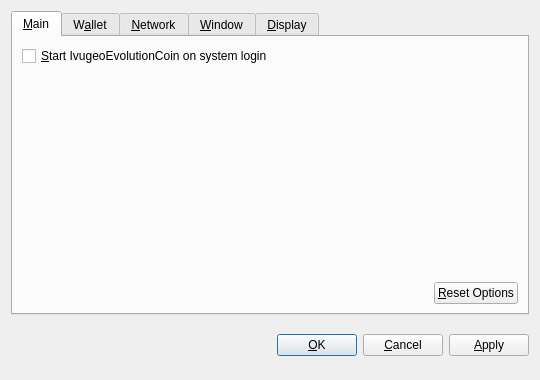
The window that src/qt/forms/optionsdialog.ui (bitspill/ieccoin) describes before a commit, drawn with Qt 5.
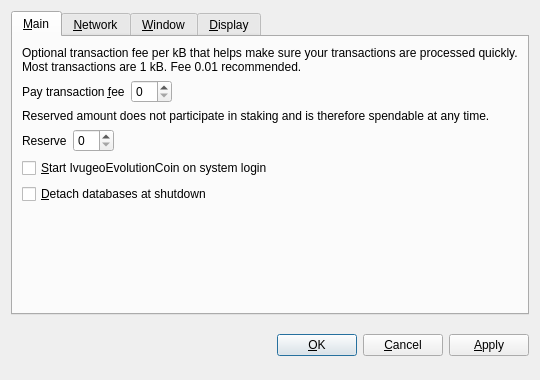
The same window after the commit. Custom widgets are drawn as their Qt base class.

Diff of the .ui file:
```diff
--- a/src/qt/forms/optionsdialog.ui
+++ b/src/qt/forms/optionsdialog.ui
@@ -31,69 +31,9 @@
       </attribute>
       <layout class="QVBoxLayout" name="verticalLayout_Main">
        <item>
-        <widget class="QCheckBox" name="bitcoinAtStartup">
-         <property name="toolTip">
-          <string>Automatically start IvugeoEvolutionCoin after logging in to the system.</string>
-         </property>
-         <property name="text">
-          <string>&amp;Start IvugeoEvolutionCoin on system login</string>
-         </property>
-        </widget>
-       </item>
-       <item>
-        <spacer name="verticalSpacer_Main">
-         <property name="orientation">
-          <enum>Qt::Vertical</enum>
-         </property>
-         <property name="sizeHint" stdset="0">
-          <size>
-           <width>20</width>
-           <height>40</height>
-          </size>
-         </property>
-        </spacer>
-       </item>
-       <item>
-        <layout class="QHBoxLayout" name="horizontalLayout_2_Main">
-         <item>
-          <spacer name="horizontalSpacer_2_Main">
-           <property name="orientation">
-            <enum>Qt::Horizontal</enum>
-           </property>
-           <property name="sizeHint" stdset="0">
-            <size>
-             <width>40</width>
-             <height>20</height>
-            </size>
-           </property>
-          </spacer>
-         </item>
-         <item>
-          <widget class="QPushButton" name="resetButton">
-           <property name="toolTip">
-            <string>Reset all client options to default.</string>
-           </property>
-           <property name="text">
-            <string>&amp;Reset Options</string>
-           </property>
-           <property name="autoDefault">
-            <bool>false</bool>
-           </property>
-          </widget>
-         </item>
-        </layout>
-       </item>
-      </layout>
-     </widget>
-     <widget class="QWidget" name="tabWallet">
-      <attribute name="title">
-       <string>W&amp;allet</string>
-      </attribute>
-      <layout class="QVBoxLayout" name="verticalLayout_Network">
-       <item>
         <widget class="QLabel" name="transactionFeeInfoLabel">
          <property name="text">
-          <string>Optional transaction fee per kB that helps make sure your transactions are processed quickly. Most transactions are 1 kB.</string>
+          <string>Optional transaction fee per kB that helps make sure your transactions are processed quickly. Most transactions are 1 kB. Fee 0.01 recommended.</string>
          </property>
          <property name="textFormat">
           <enum>Qt::PlainText</enum>
@@ -104,7 +44,7 @@
         </widget>
        </item>
        <item>
-        <layout class="QHBoxLayout" name="horizontalLayout_1_Main">
+        <layout class="QHBoxLayout" name="horizontalLayoutFee">
          <item>
           <widget class="QLabel" name="transactionFeeLabel">
            <property name="text">
@@ -137,9 +77,12 @@
         </layout>
        </item>
        <item>
-        <widget class="QLabel" name="label">
+        <widget class="QLabel" name="reserveBalanceInfoLabel">
          <property name="text">
-          <string>If you disable the spending of unconfirmed change, the change from a transaction cannot be used until that transaction has at least one confirmation. This also affects how your balance is computed.</string>
+          <string>Reserved amount does not participate in staking and is therefore spendable at any time.</string>
+         </property>
+         <property name="textFormat">
+          <enum>Qt::PlainText</enum>
          </property>
          <property name="wordWrap">
           <bool>true</bool>
@@ -147,14 +90,60 @@
         </widget>
        </item>
        <item>
-        <widget class="QCheckBox" name="spendZeroConfChange">
+        <layout class="QHBoxLayout" name="horizontalLayoutReserveBalance">
+         <item>
+          <widget class="QLabel" name="reserveBalanceLabel">
+           <property name="text">
+            <string>Reserve</string>
+           </property>
+           <property name="textFormat">
+            <enum>Qt::PlainText</enum>
+           </property>
+           <property name="buddy">
+            <cstring>reserveBalance</cstring>
+           </property>
+          </widget>
+         </item>
+         <item>
+          <widget class="BitcoinAmountField" name="reserveBalance"/>
+         </item>
+         <item>
+          <spacer name="horizontalSpacerReserveBalance">
+           <property name="orientation">
+            <enum>Qt::Horizontal</enum>
+           </property>
+           <property name="sizeHint" stdset="0">
+            <size>
+             <width>40</width>
+             <height>20</height>
+            </size>
+           </property>
+          </spacer>
+         </item>
+        </layout>
+       </item>
+       <item>
+        <widget class="QCheckBox" name="bitcoinAtStartup">
+         <property name="toolTip">
+          <string>Automatically start IvugeoEvolutionCoin after logging in to the system.</string>
+         </property>
          <property name="text">
-          <string>Spend unconfirmed change  (experts only)</string>
+          <string>&amp;Start IvugeoEvolutionCoin on system login</string>
          </property>
         </widget>
        </item>
        <item>
-        <spacer name="verticalSpacer">
+        <widget class="QCheckBox" name="detachDatabases">
+         <property name="toolTip">
+          <string>Detach block and address databases at shutdown. This means they can be moved to another data directory, but it slows down shutdown. The wallet is always detached.</string>
+         </property>
+         <property name="text">
+          <string>&amp;Detach databases at shutdown</string>
+         </property>
+        </widget>
+       </item>
+       <item>
+        <spacer name="verticalSpacer_Main">
          <property name="orientation">
           <enum>Qt::Vertical</enum>
          </property>
```
Left out of the diff: 2 changed lines with no effect on the pictures.
